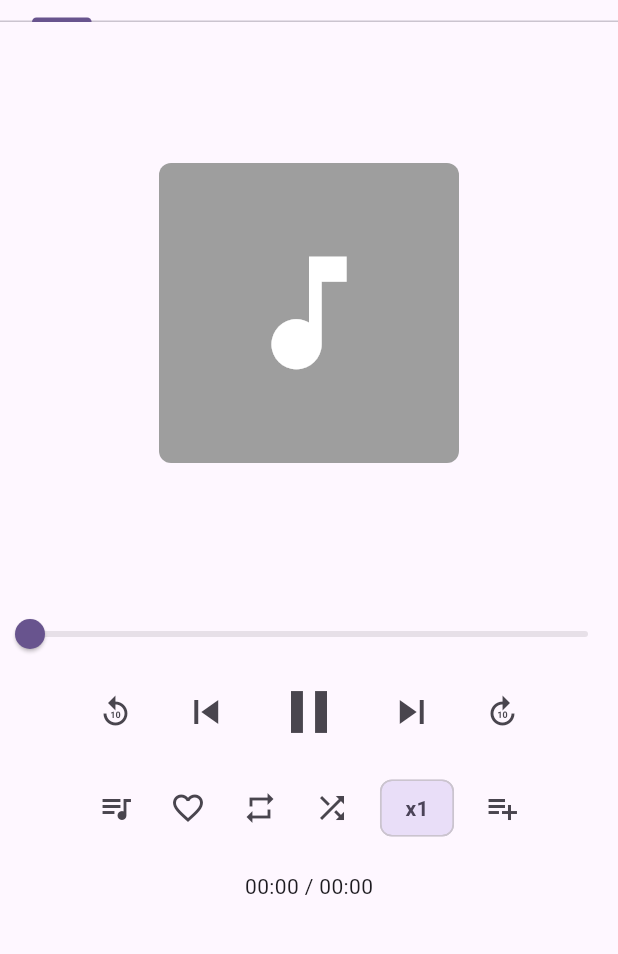
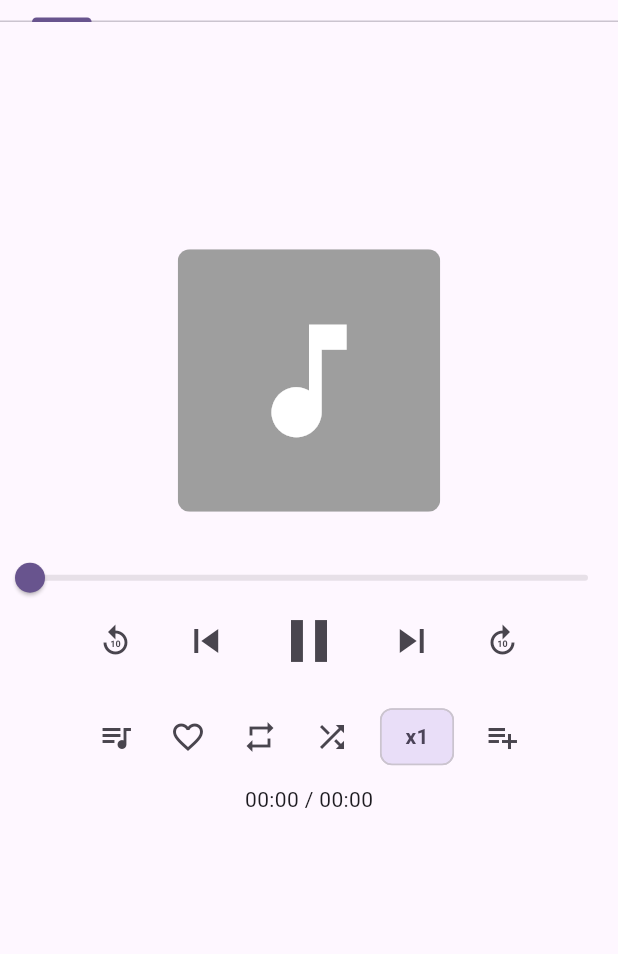
Before and after one commit to FranLMSP/yampa, a Flutter app: the screen it shows after launch, after a tap on the "skip previous" icon, on a phone screen of 412 x 824 dp, the part 89-1043 px from its top. Run offline on Flutter 3.47's test engine with Material 3 defaults, Android fonts, the phone set to English and light mode, and no system bars; drawn by our look-alikes of text_scroll; our stand-ins replace file_picker, flutter_riverpod, fluttertoast, image_picker, just_audio, just_audio_background and 3 more; missing offline and left inert: audiotags, crop_your_image, just_audio_media_kit, ulid, window_manager; accounts and stored records are empty.

Commit message:
reduce spacing between rows in big player

```diff
--- a/lib/main.dart
+++ b/lib/main.dart
@@ -123,12 +123,10 @@ class _MyHomePageState extends ConsumerState<MyHomePage> with WindowListener {
       final player = playerNotifier.getPlayerController();
       final tracks = ref.watch(tracksProvider);
 
-      if (player != null && player.hasTrackFinishedPlaying()) {
+      if (player.hasTrackFinishedPlaying()) {
         await playerNotifier.handleNextAutomatically(tracks);
       }
-      if (player != null) {
-        await playerNotifier.updatePlaybackStatistics();
-      }
+      await playerNotifier.updatePlaybackStatistics();
     });
   }
 
--- a/lib/widgets/common/track_title.dart
+++ b/lib/widgets/common/track_title.dart
@@ -18,7 +18,7 @@ class TrackTitle extends ConsumerWidget {
       delayBefore: Duration(seconds: 1),
       pauseBetween: Duration(seconds: 1),
       pauseOnBounce: Duration(seconds: 1),
-      style: TextStyle(fontSize: fontSize ?? 24, fontWeight: FontWeight.bold),
+      style: TextStyle(fontSize: fontSize ?? 20, fontWeight: FontWeight.bold),
       textAlign: TextAlign.center,
       selectable: false,
     );
--- a/lib/widgets/player/big_player.dart
+++ b/lib/widgets/player/big_player.dart
@@ -35,25 +35,22 @@ class BigPlayer extends ConsumerWidget {
                 PlayerImage(track: track)
               else
                 const Expanded(child: UpcomingTracksList()),
-              const SizedBox(height: 20),
+              const SizedBox(height: 5),
               TrackTitle(track: track),
-              const SizedBox(height: 10),
               if (track != null && track.artist.isNotEmpty)
                 Text(
                   track.artist,
-                  style: const TextStyle(fontSize: 18, color: Colors.grey),
+                  style: const TextStyle(fontSize: 14, color: Colors.grey),
                   textAlign: TextAlign.center,
                 ),
               if (track != null && track.album.isNotEmpty)
                 Text(
                   track.album,
-                  style: const TextStyle(fontSize: 18, color: Colors.grey),
+                  style: const TextStyle(fontSize: 14, color: Colors.grey),
                   textAlign: TextAlign.center,
                 ),
-              const SizedBox(height: 30),
               const PlayerSlider(),
               const PlayerButtons(),
-              const SizedBox(height: 10),
               const PlayerTotalMinutes(),
               const SizedBox(height: 70),
             ],
--- a/lib/widgets/player/player_image.dart
+++ b/lib/widgets/player/player_image.dart
@@ -5,8 +5,8 @@ class PlayerImage extends StatelessWidget {
   const PlayerImage({
     super.key,
     this.track,
-    this.width = 200.0,
-    this.height = 200.0,
+    this.width = 175.0,
+    this.height = 175.0,
     this.iconSize = 100.0,
   });
 
--- a/lib/widgets/player/player_slider.dart
+++ b/lib/widgets/player/player_slider.dart
@@ -88,7 +88,7 @@ class _PlayerSliderState extends ConsumerState<PlayerSlider> {
       playerControllerProvider.select((p) => p.currentTrackId),
     );
     return Slider(
-      padding: const EdgeInsets.symmetric(horizontal: 20, vertical: 10),
+      padding: const EdgeInsets.symmetric(horizontal: 20),
       value: _currentSliderValue,
       onChanged: (value) =>
           _setPlayerCurrentPosition(tracks, currentTrackId, value),
```
